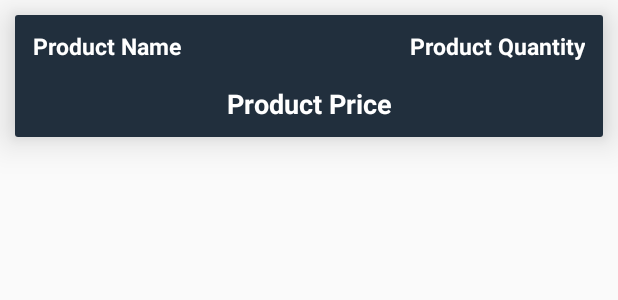
After one commit to jeneeDurai/AmazonDemo, an Android app: the layout cart_items_layout.xml on its own in the app's theme, with its tools: preview values and no code run, on a phone screen of 412 x 824 dp. The commit adds this screen. Shown: the top 300 px of the screen. Run offline under Robolectric (Android 15) with nearby library versions, the phone set to English and light mode, and no system bars.

Commit message:
Cart functionality

```diff
--- a/app/src/main/AndroidManifest.xml
+++ b/app/src/main/AndroidManifest.xml
@@ -12,7 +12,9 @@
         android:roundIcon="@mipmap/ic_launcher_round"
         android:supportsRtl="true"
         android:theme="@style/AppTheme">
-        <activity android:name=".ProductDetailActivity"></activity>
+        <activity android:name=".ConfirmFinalOrderActivity"></activity>
+        <activity android:name=".CartActivity" />
+        <activity android:name=".ProductDetailActivity" />
         <activity android:name=".SettingActivity" />
         <activity
             android:name=".HomeActivity"
--- a/app/src/main/java/com/example/amazondemo/ProductDetailActivity.java
+++ b/app/src/main/java/com/example/amazondemo/ProductDetailActivity.java
@@ -49,6 +49,10 @@ public class ProductDetailActivity extends AppCompatActivity {
         productDescription = (TextView) findViewById(R.id.product_description_details);
         productPrice = (TextView) findViewById(R.id.product_price_details);
         qtyTxt = (TextView) findViewById(R.id.qty_txt);
+
+        if(!getIntent().getStringExtra("qty").isEmpty()){
+            qtyTxt.setText(getIntent().getStringExtra("qty"));
+        }
 
         qtyIncBtn = (Button) findViewById(R.id.qty_inc_button);
         qtyDecBtn = (Button) findViewById(R.id.qty_dec_button);
--- /dev/null
+++ b/app/src/main/res/layout/cart_items_layout.xml
@@ -0,0 +1,54 @@
+<?xml version="1.0" encoding="utf-8"?>
+<android.support.v7.widget.CardView xmlns:android="http://schemas.android.com/apk/res/android"
+    android:layout_width="match_parent"
+    android:layout_height="wrap_content"
+    xmlns:app="http://schemas.android.com/apk/res-auto"
+    android:layout_margin="10dp"
+    app:cardElevation="15dp">
+
+    <RelativeLayout
+        android:layout_width="match_parent"
+        android:layout_height="match_parent"
+        android:padding="10dp"
+        android:background="@color/colorGrey">
+
+        <TextView
+            android:id="@+id/cart_product_name"
+            android:layout_width="160dp"
+            android:layout_height="wrap_content"
+            android:text="Product Name"
+            android:textColor="@android:color/white"
+            android:textSize="15dp"
+            android:layout_marginLeft="2dp"
+            android:textStyle="bold"
+            />
+
+        <TextView
+            android:id="@+id/cart_product_quantity"
+            android:layout_width="160dp"
+            android:layout_height="wrap_content"
+            android:layout_alignParentEnd="true"
+            android:text="Product Quantity"
+            android:textAlignment="viewEnd"
+            android:textColor="@android:color/white"
+            android:textSize="15dp"
+            android:layout_marginRight="2dp"
+            android:textStyle="bold"
+            />
+
+        <TextView
+            android:id="@+id/cart_product_price"
+            android:layout_width="match_parent"
+            android:layout_height="wrap_content"
+            android:text="Product Price"
+            android:textColor="@android:color/white"
+            android:textSize="18dp"
+            android:textStyle="bold"
+            android:layout_below="@+id/cart_product_quantity"
+            android:gravity="center"
+            android:layout_marginTop="15dp"
+            />
+
+    </RelativeLayout>
+
+</android.support.v7.widget.CardView>
```
Also changed, not shown: app/src/main/java/com/example/amazondemo/CartActivity.java (added, +212 -0 lines), app/src/main/java/com/example/amazondemo/ConfirmFinalOrderActivity.java (added, +13 -0 lines), app/src/main/java/com/example/amazondemo/HomeActivity.java (+4 -3 lines), app/src/main/java/com/example/amazondemo/model/Cart.java (added, +57 -0 lines), app/src/main/java/com/example/amazondemo/viewHolder/CartViewHolder.java (added, +36 -0 lines), app/src/main/res/layout/activity_cart.xml (added, +65 -0 lines), app/src/main/res/layout/activity_confirm_final_order.xml (added, +9 -0 lines).
